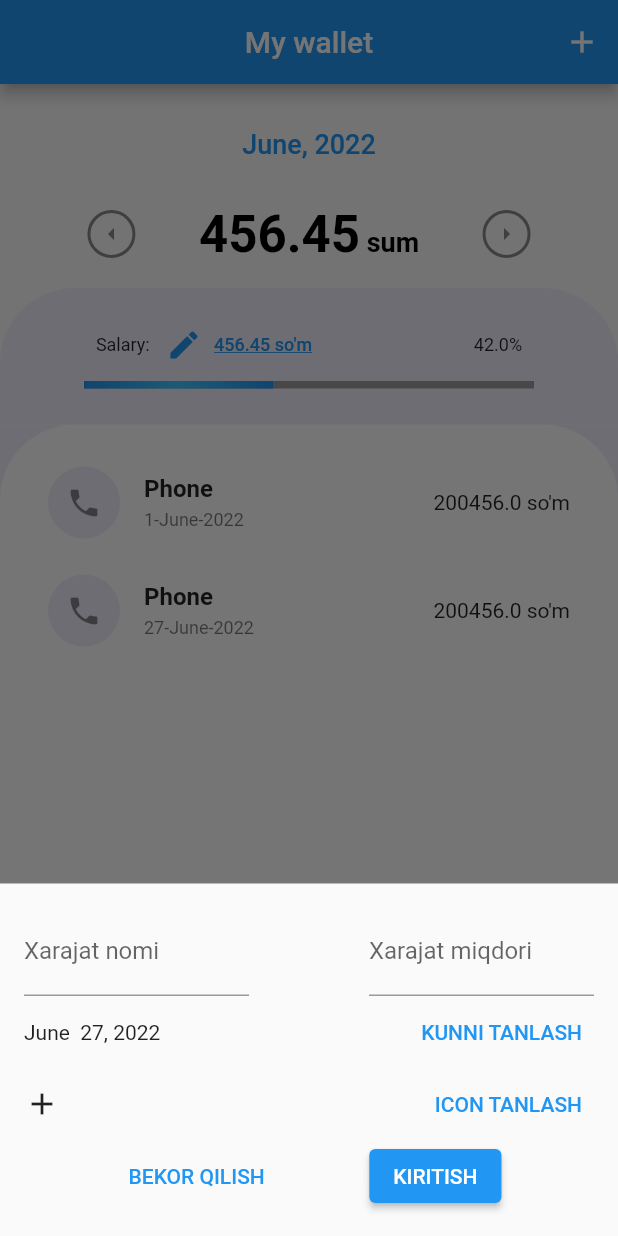
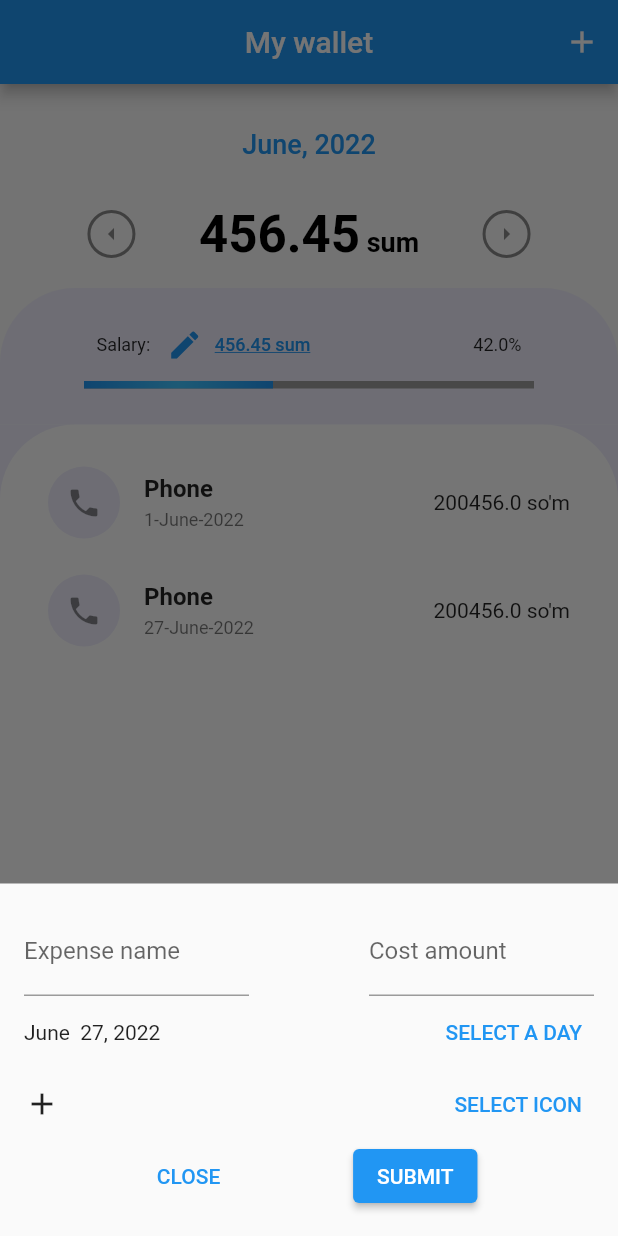
Before and after one commit to Jaloliddin-Fozilov/mywallet, a Flutter app: the screen it shows after launch, after a tap on the "add" icon, on a phone screen of 412 x 824 dp. Run offline on Flutter 3.47's test engine with Material 2 defaults, Android fonts, the phone set to English and light mode, and no system bars; drawn by our look-alikes of percent_indicator; our stand-ins replace bloc, flutter_bloc, month_picker_dialog.

Commit message:
translate add

```diff
--- a/lib/presentation/widgets/add_expense_modal.dart
+++ b/lib/presentation/widgets/add_expense_modal.dart
@@ -19,7 +19,7 @@ class _AddExpenseModalState extends State<AddExpenseModal> {
   final expenseTitle = TextEditingController();
   final expensePrice = TextEditingController();
 
-  void submitXarajat(BuildContext context) {
+  void submitExpense(BuildContext context) {
     if (expenseTitle.text.isEmpty &&
         expensePrice.text.isEmpty &&
         selectedDay == null &&
@@ -82,7 +82,7 @@ class _AddExpenseModalState extends State<AddExpenseModal> {
                   width: 150.0,
                   child: TextField(
                     decoration: const InputDecoration(
-                      labelText: "Xarajat nomi",
+                      labelText: "Expense name",
                     ),
                     controller: expenseTitle,
                   ),
@@ -90,8 +90,7 @@ class _AddExpenseModalState extends State<AddExpenseModal> {
                 SizedBox(
                   width: 150.0,
                   child: TextField(
-                    decoration:
-                        const InputDecoration(labelText: "Xarajat miqdori"),
+                    decoration: const InputDecoration(labelText: "Cost amount"),
                     controller: expensePrice,
                     keyboardType: TextInputType.number,
                   ),
@@ -103,14 +102,14 @@ class _AddExpenseModalState extends State<AddExpenseModal> {
               children: [
                 Text(
                   selectedDay == null
-                      ? "Sana hali tanlanmagan!"
+                      ? "The date has not yet been selected!"
                       : DateFormat("MMMM  d, yyyy").format(selectedDay!),
                 ),
                 TextButton(
                   onPressed: () {
                     selectDateDay(context);
                   },
-                  child: const Text("KUNNI TANLASH"),
+                  child: const Text("SELECT A DAY"),
                 ),
               ],
             ),
@@ -119,12 +118,12 @@ class _AddExpenseModalState extends State<AddExpenseModal> {
               children: [
                 selectedIcon != null
                     ? Icon(selectedIcon)
-                    : const Text("Icon tanlanmagan!"),
+                    : const Text("Icon not selected!"),
                 TextButton(
                   onPressed: () {
                     selectIcon(context);
                   },
-                  child: const Text("ICON TANLASH"),
+                  child: const Text("SELECT ICON"),
                 ),
               ],
             ),
@@ -135,13 +134,13 @@ class _AddExpenseModalState extends State<AddExpenseModal> {
                   onPressed: () {
                     Navigator.of(context).pop();
                   },
-                  child: const Text("BEKOR QILISH"),
+                  child: const Text("CLOSE"),
                 ),
                 ElevatedButton(
                   onPressed: () {
-                    submitXarajat(context);
+                    submitExpense(context);
                   },
-                  child: const Text("KIRITISH"),
+                  child: const Text("SUBMIT"),
                 )
               ],
             ),
--- a/lib/presentation/widgets/percent_widget.dart
+++ b/lib/presentation/widgets/percent_widget.dart
@@ -51,7 +51,7 @@ class _PercentWidgetState extends State<PercentWidget> {
                     },
                     icon: const Icon(Icons.edit),
                     label: Text(
-                      "${NumberFormat.currency(symbol: "").format(widget.budjet)} so'm",
+                      "${NumberFormat.currency(symbol: "").format(widget.budjet)} sum",
                       style: const TextStyle(
                         fontSize: 12,
                         decoration: TextDecoration.underline,
```
